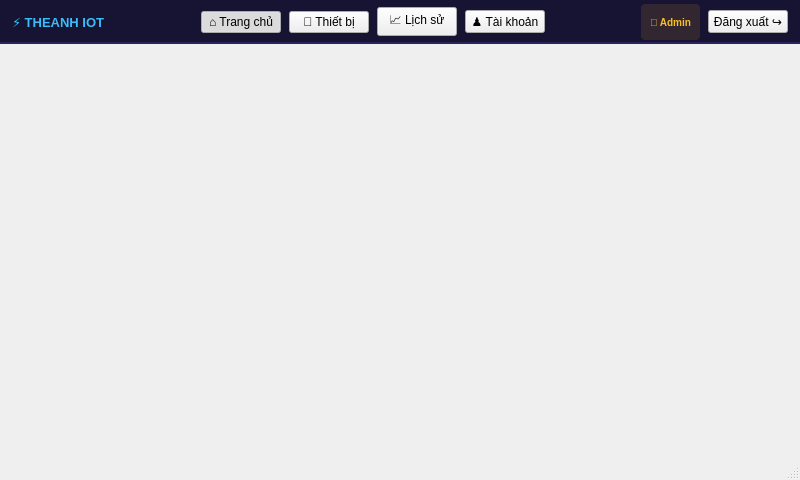
Old version of the form OUT_SRC_THEANH/OUT_SRC_THEANH/ui/MainWindow.ui in the repository dinhquanghaICTU/OUT_SRC.
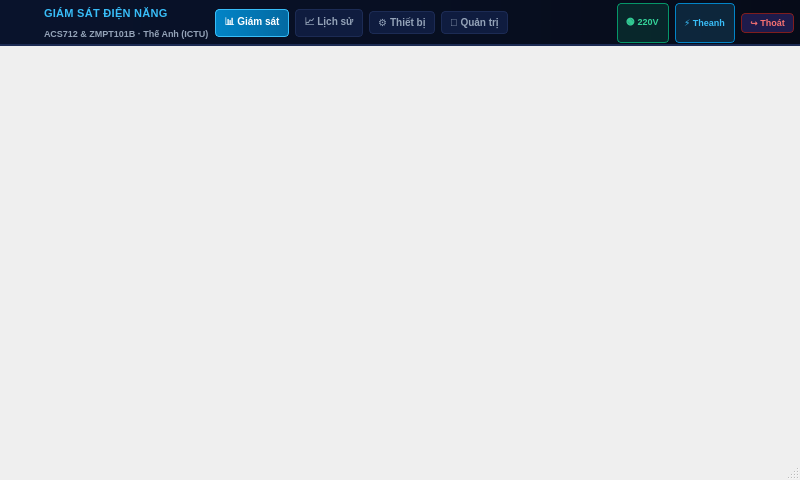
New version of the form. Icons and pictures are not drawn.

Commit message: Update OUT_SRC: SCADA charts, history aggregation, UI and firmware improvements across projects

Diff of the .ui file:
```diff
--- a/OUT_SRC_THEANH/OUT_SRC_THEANH/ui/MainWindow.ui
+++ b/OUT_SRC_THEANH/OUT_SRC_THEANH/ui/MainWindow.ui
@@ -12,12 +12,18 @@
   </property>
   <property name="minimumSize">
    <size>
-    <width>320</width>
-    <height>240</height>
+    <width>480</width>
+    <height>320</height>
+   </size>
+  </property>
+  <property name="maximumSize">
+   <size>
+    <width>16777215</width>
+    <height>16777215</height>
    </size>
   </property>
   <property name="windowTitle">
-   <string>THEANH IoT Hub - Power &amp; Environment Monitor</string>
+   <string>Hệ Thống Giám Sát Điện Năng (ACS712 &amp; ZMPT101B) - Thế Anh (ICTU)</string>
   </property>
   <widget class="QWidget" name="centralWidget">
    <layout class="QVBoxLayout" name="mainLayout">
@@ -37,72 +43,169 @@
      <number>0</number>
     </property>
 
-    <!-- TOP HEADER NAVBAR -->
+    <!-- TOP CONSOLE HEADER BAR -->
     <item>
-     <widget class="QFrame" name="topHeaderBar">
+     <widget class="QFrame" name="topConsoleBar">
       <property name="minimumSize">
        <size>
         <width>0</width>
-        <height>44</height>
+        <height>46</height>
        </size>
       </property>
       <property name="maximumSize">
        <size>
         <width>16777215</width>
-        <height>44</height>
+        <height>46</height>
        </size>
       </property>
       <property name="styleSheet">
-       <string notr="true">QFrame#topHeaderBar { background-color: #171333; border-bottom: 1.5px solid #2b235c; } QLabel#appLogoText { color: #38bdf8; font-size: 13px; font-weight: 900; } QPushButton#topNavBtn { background: transparent; color: #94a3b8; border: none; font-size: 11px; font-weight: 700; padding: 4px 10px; border-radius: 6px; } QPushButton#topNavBtn:hover { color: #ffffff; background: #221c4b; } QPushButton#topNavBtn:checked { color: #ffffff; background: #2a225e; border-bottom: 2px solid #38bdf8; } QPushButton#topLogoutBtn { background: #3b1424; color: #f87171; border: 1px solid #7f1d1d; border-radius: 5px; font-size: 10px; font-weight: 800; padding: 3px 8px; } QPushButton#topLogoutBtn:hover { background: #dc2626; color: #ffffff; }</string>
+       <string notr="true">
+        QFrame#topConsoleBar {
+          background: qlineargradient(x1:0, y1:0, x2:1, y2:0, stop:0 #09132c, stop:1 #060b18);
+          border-bottom: 1.5px solid #1c2b54;
+        }
+        QLabel#appLogoLabel {
+          border-radius: 4px;
+        }
+        QLabel#mainAppTitle {
+          color: #38bdf8;
+          font-size: 11px;
+          font-weight: 900;
+          letter-spacing: 0.3px;
+        }
+        QLabel#mainAppSubtitle {
+          color: #94a3b8;
+          font-size: 9px;
+          font-weight: 600;
+        }
+        QLabel#headerBadgeGrid {
+          background-color: rgba(16, 185, 129, 0.15);
+          color: #34d399;
+          border: 1px solid #059669;
+          border-radius: 4px;
+          padding: 2px 6px;
+          font-size: 9px;
+          font-weight: 800;
+        }
+        QLabel#headerBadgeDevice {
+          background-color: rgba(56, 189, 248, 0.15);
+          color: #38bdf8;
+          border: 1px solid #0284c7;
+          border-radius: 4px;
+          padding: 2px 6px;
+          font-size: 9px;
+          font-weight: 800;
+        }
+        QPushButton#topNavDashboard,
+        QPushButton#topNavHistory,
+        QPushButton#topNavDevices,
+        QPushButton#topNavUsers {
+          background: #0f1c3f;
+          color: #94a3b8;
+          border: 1px solid #1c2b54;
+          border-radius: 4px;
+          font-size: 10px;
+          font-weight: 700;
+          padding: 4px 8px;
+        }
+        QPushButton#topNavDashboard:hover,
+        QPushButton#topNavHistory:hover,
+        QPushButton#topNavDevices:hover,
+        QPushButton#topNavUsers:hover {
+          background: #172554;
+          color: #38bdf8;
+          border-color: #38bdf8;
+        }
+        QPushButton#topNavDashboard:checked,
+        QPushButton#topNavHistory:checked,
+        QPushButton#topNavDevices:checked,
+        QPushButton#topNavUsers:checked {
+          background: qlineargradient(x1:0, y1:0, x2:1, y2:0, stop:0 #0284c7, stop:1 #0369a1);
+          color: #ffffff;
+          border-color: #38bdf8;
+          font-weight: 800;
+        }
+        QPushButton#topLogoutButton {
+          background: #1e1b4b;
+          color: #f87171;
+          border: 1px solid #7f1d1d;
+          border-radius: 4px;
+          font-size: 9px;
+          font-weight: 800;
+          padding: 3px 8px;
+        }
+        QPushButton#topLogoutButton:hover {
+          background: #dc2626;
+          color: #ffffff;
+        }
+       </string>
       </property>
       <layout class="QHBoxLayout" name="headerLayout">
        <property name="leftMargin">
-        <number>12</number>
+        <number>6</number>
        </property>
        <property name="topMargin">
-        <number>4</number>
+        <number>3</number>
        </property>
        <property name="rightMargin">
-        <number>12</number>
+        <number>6</number>
        </property>
        <property name="bottomMargin">
-        <number>4</number>
+        <number>3</number>
        </property>
        <property name="spacing">
-        <number>8</number>
+        <number>6</number>
        </property>
-
-       <!-- Brand Logo -->
        <item>
-        <widget class="QLabel" name="appLogoText">
-         <property name="text">
-          <string>⚡ THEANH IOT</string>
+        <widget class="QLabel" name="appLogoLabel">
+         <property name="minimumSize">
+          <size>
+           <width>32</width>
+           <height>32</height>
+          </size>
+         </property>
+         <property name="maximumSize">
+          <size>
+           <width>32</width>
+           <height>32</height>
+          </size>
+         </property>
+         <property name="pixmap">
+          <pixmap resource="../resources/resources.qrc">:/images/logo_ictu.png</pixmap>
+         </property>
+         <property name="scaledContents">
+          <bool>true</bool>
          </property>
         </widget>
        </item>
-
        <item>
-        <spacer name="headerLeftSpacer">
-         <property name="orientation">
-          <enum>Qt::Horizontal</enum>
+        <layout class="QVBoxLayout" name="titleLayout">
+         <property name="spacing">
+          <number>0</number>
          </property>
-         <property name="sizeHint" stdset="0">
-          <size>
-           <width>16</width>
-           <height>20</height>
-          </size>
-         </property>
-        </spacer>
+         <item>
+           <widget class="QLabel" name="mainAppTitle">
+            <property name="text">
+             <string>GIÁM SÁT ĐIỆN NĂNG</string>
+            </property>
+           </widget>
+          </item>
+           <item>
+           <widget class="QLabel" name="mainAppSubtitle">
+            <property name="text">
+             <string>ACS712 &amp; ZMPT101B · Thế Anh (ICTU)</string>
+            </property>
+           </widget>
+          </item>
+        </layout>
        </item>
-
-       <!-- Horizontal Nav Tabs -->
        <item>
-        <widget class="QPushButton" name="dashboardButton">
-         <property name="objectName">
-          <string>topNavBtn</string>
+        <widget class="QPushButton" name="topNavDashboard">
+         <property name="toolTip">
+          <string>Màn hình giám sát chính</string>
          </property>
          <property name="text">
-          <string>⌂ Trang chủ</string>
+          <string>📊 Giám sát</string>
          </property>
          <property name="checkable">
           <bool>true</bool>
@@ -110,39 +213,15 @@
          <property name="checked">
           <bool>true</bool>
          </property>
-         <property name="autoExclusive">
-          <bool>true</bool>
-         </property>
          <property name="cursor">
           <cursorShape>PointingHandCursor</cursorShape>
          </property>
         </widget>
        </item>
-
        <item>
-        <widget class="QPushButton" name="devicesButton">
-         <property name="objectName">
-          <string>topNavBtn</string>
-         </property>
-         <property name="text">
-          <string>📡 Thiết bị</string>
-         </property>
-         <property name="checkable">
-          <bool>true</bool>
-         </property>
-         <property name="autoExclusive">
-          <bool>true</bool>
-         </property>
-         <property name="cursor">
-          <cursorShape>PointingHandCursor</cursorShape>
-         </property>
-        </widget>
-       </item>
-
-       <item>
-        <widget class="QPushButton" name="historyButton">
-         <property name="objectName">
-          <string>topNavBtn</string>
+        <widget class="QPushButton" name="topNavHistory">
+         <property name="toolTip">
+          <string>Xem dữ liệu lịch sử đo lường</string>
          </property>
          <property name="text">
           <string>📈 Lịch sử</string>
@@ -150,7 +229,20 @@
          <property name="checkable">
           <bool>true</bool>
          </property>
-         <property name="autoExclusive">
+         <property name="cursor">
+          <cursorShape>PointingHandCursor</cursorShape>
+         </property>
+        </widget>
+       </item>
+       <item>
+        <widget class="QPushButton" name="topNavDevices">
+         <property name="toolTip">
+          <string>Quản lý thiết bị và cài đặt ngưỡng cảnh báo</string>
+         </property>
+         <property name="text">
+          <string>⚙ Thiết bị</string>
+         </property>
+         <property name="checkable">
           <bool>true</bool>
          </property>
          <property name="cursor">
@@ -158,76 +250,67 @@
          </property>
         </widget>
        </item>
-
        <item>
-        <widget class="QPushButton" name="usersButton">
-         <property name="objectName">
-          <string>topNavBtn</string>
+        <widget class="QPushButton" name="topNavUsers">
+         <property name="toolTip">
+          <string>Quản lý tài khoản người dùng</string>
          </property>
          <property name="text">
-          <string>♟ Tài khoản</string>
+          <string>👤 Quản trị</string>
          </property>
          <property name="checkable">
           <bool>true</bool>
          </property>
-         <property name="autoExclusive">
-          <bool>true</bool>
-         </property>
          <property name="cursor">
           <cursorShape>PointingHandCursor</cursorShape>
          </property>
         </widget>
        </item>
-
        <item>
-        <spacer name="headerRightSpacer">
+        <spacer name="headerSpacer">
          <property name="orientation">
           <enum>Qt::Horizontal</enum>
          </property>
          <property name="sizeHint" stdset="0">
           <size>
-           <width>40</width>
+           <width>10</width>
            <height>20</height>
           </size>
          </property>
         </spacer>
        </item>
-
-       <!-- Right User Badge & Logout -->
-       <item>
-        <widget class="QLabel" name="currentUserBadge">
-         <property name="text">
-          <string>👑 Admin</string>
-         </property>
-         <property name="styleSheet">
-          <string notr="true">color: #fbbf24; font-size: 10px; font-weight: 800; background: rgba(251, 191, 36, 0.12); border-radius: 4px; padding: 2px 6px;</string>
-         </property>
-        </widget>
-       </item>
-
-       <item>
-        <widget class="QPushButton" name="logoutButton">
-         <property name="objectName">
-          <string>topLogoutBtn</string>
-         </property>
-         <property name="text">
-          <string>Đăng xuất ↪</string>
-         </property>
-         <property name="cursor">
-          <cursorShape>PointingHandCursor</cursorShape>
-         </property>
-        </widget>
-       </item>
-
+        <item>
+         <widget class="QLabel" name="headerBadgeGrid">
+          <property name="text">
+           <string>🟢 220V</string>
+          </property>
+         </widget>
+        </item>
+        <item>
+         <widget class="QLabel" name="headerBadgeDevice">
+          <property name="text">
+           <string>⚡ Theanh</string>
+          </property>
+         </widget>
+        </item>
+        <item>
+         <widget class="QPushButton" name="topLogoutButton">
+          <property name="toolTip">
+           <string>Đăng xuất tài khoản</string>
+          </property>
+          <property name="text">
+           <string>↪ Thoát</string>
+          </property>
+         </widget>
+        </item>
       </layout>
      </widget>
     </item>
 
-    <!-- Central Page View -->
+    <!-- CENTRAL STACKED WIDGET FOR PAGES -->
     <item>
      <widget class="QStackedWidget" name="pages"/>
     </item>
-
    </layout>
   </widget>
   <widget class="QStatusBar" name="statusBar"/>
```
Left out of the diff: 4 changed lines with no effect on the pictures. The commit also changes 99 other files.
